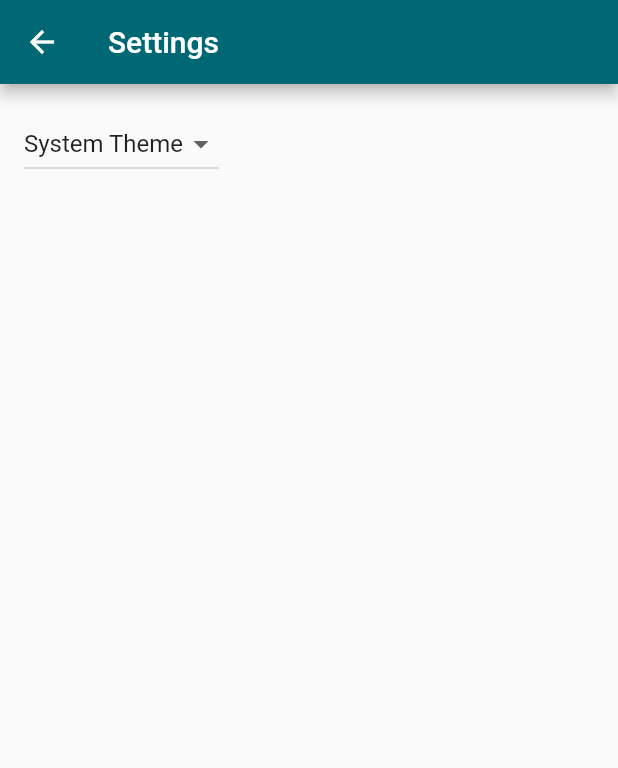
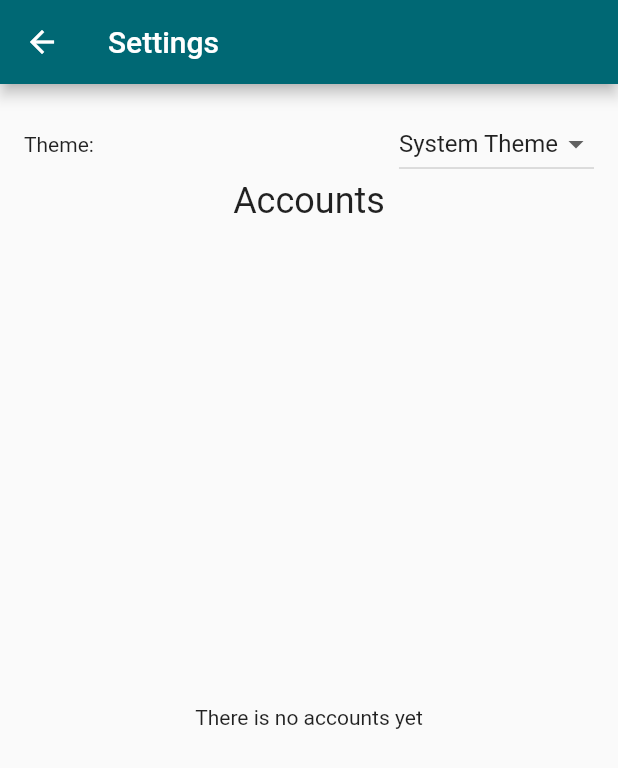
Before and after one commit to KDABLabs/library_33880, a Flutter app: the SettingsView screen opened by its route, on a phone screen of 412 x 824 dp. Shown: the top 768 px of the screen. Run offline on Flutter 3.47's test engine with Material 2 defaults, Android fonts, the phone set to English and light mode, and no system bars; our stand-ins replace shared_preferences; missing offline and left inert: flex_color_picker; accounts and stored records are empty; generated files the repository leaves out were written again.

Commit message:
SettingsView: Allow to reorder accounts

```diff
--- a/lib/src/views/settings_view.dart
+++ b/lib/src/views/settings_view.dart
@@ -2,12 +2,9 @@ import 'package:flutter/material.dart';
 import 'package:provider/provider.dart';
 
 import 'abstract_view.dart';
+import '../views/informative_empty_view.dart';
 import '../settings/settings_controller.dart';
 
-/// Displays the various settings that can be customized by the user.
-///
-/// When a user changes a setting, the SettingsController is updated and
-/// Widgets that listen to the SettingsController are rebuilt.
 class SettingsView extends StatelessAbstractView {
   const SettingsView({
     super.key,
@@ -22,19 +19,23 @@ class SettingsView extends StatelessAbstractView {
 
   @override
   Widget buildBody(BuildContext context) {
-    final SettingsController controller = context.read<SettingsController>();
+    final SettingsController settings = context.read<SettingsController>();
 
     return Padding(
       padding: const EdgeInsets.all(16),
-      // Glue the SettingsController to the theme selection DropdownButton.
-      //
-      // When a user selects a theme from the dropdown list, the
-      // SettingsController is updated, which rebuilds the MaterialApp.
-      child: DropdownButton<ThemeMode>(
+      child: Column(
+        children: [
+          Row(
+            mainAxisAlignment: MainAxisAlignment.spaceBetween,
+            children: [
+              const Text(
+                'Theme: ',
+              ),
+              DropdownButton<ThemeMode>(
                 // Read the selected themeMode from the controller
-        value: controller.themeMode,
+                value: settings.themeMode,
                 // Call the updateThemeMode method any time the user selects a theme.
-        onChanged: controller.updateThemeMode,
+                onChanged: settings.updateThemeMode,
                 items: const [
                   DropdownMenuItem(
                     value: ThemeMode.system,
@@ -50,6 +51,57 @@ class SettingsView extends StatelessAbstractView {
                   )
                 ],
               ),
+            ],
+          ),
+          Text(
+            'Accounts',
+            style: Theme.of(context).textTheme.headlineSmall,
+          ),
+          const Expanded(child: AccountsListView()),
+        ],
+      ),
     );
   }
 }
+
+class AccountsListView extends StatefulWidget {
+  const AccountsListView({super.key});
+
+  @override
+  State<AccountsListView> createState() => _AccountsListViewState();
+}
+
+class _AccountsListViewState extends State<AccountsListView> {
+  @override
+  Widget build(BuildContext context) {
+    final SettingsController settings = context.read<SettingsController>();
+
+    if (settings.accounts.isEmpty) {
+      return InformativeEmptyView('There is no accounts yet');
+    }
+
+    return ReorderableListView.builder(
+      onReorder: (int oldIndex, int newIndex) {
+        settings.moveAccount(oldIndex, newIndex);
+      },
+      itemCount: settings.accounts.length,
+      itemBuilder: (BuildContext context, int index) {
+        final account = settings.accounts[index];
+
+        return ListTile(
+          key: Key('$index'),
+          leading: CircleAvatar(
+            backgroundColor: account.color,
+          ),
+          title: Text(
+            account.displayName,
+          ),
+          subtitle: Text(
+            account.login,
+            textAlign: TextAlign.left,
+          ),
+        );
+      },
+    );
+  }
+}
```
Also changed, not shown: lib/src/settings/settings_controller.dart (+21 -0 lines). Lines whose indentation alone changed are shown as unchanged.
